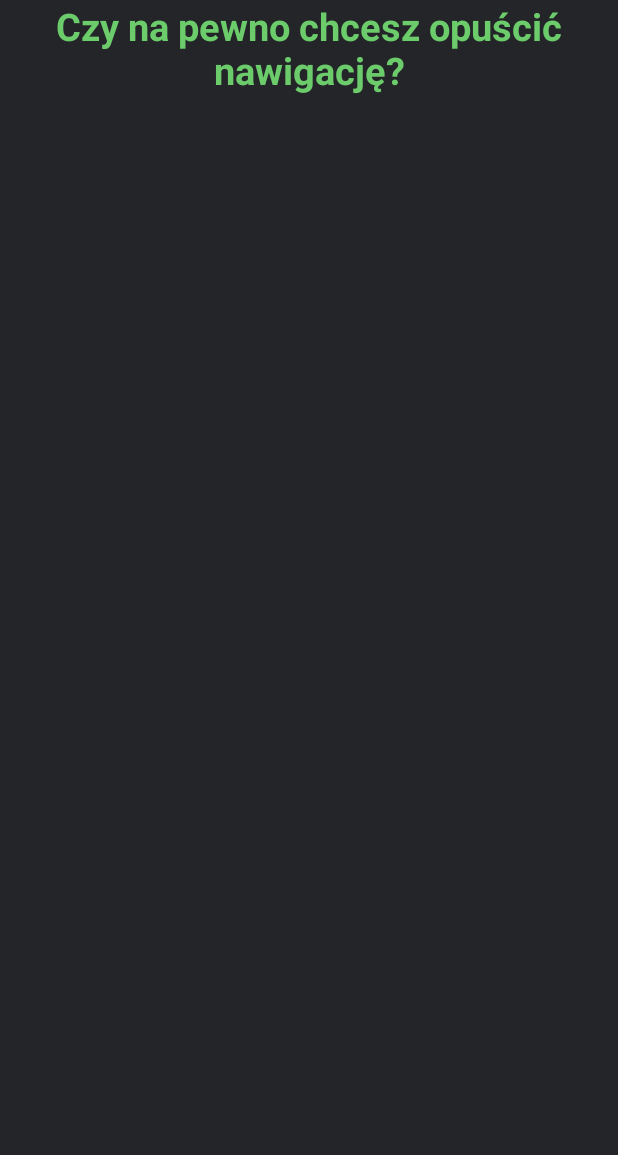
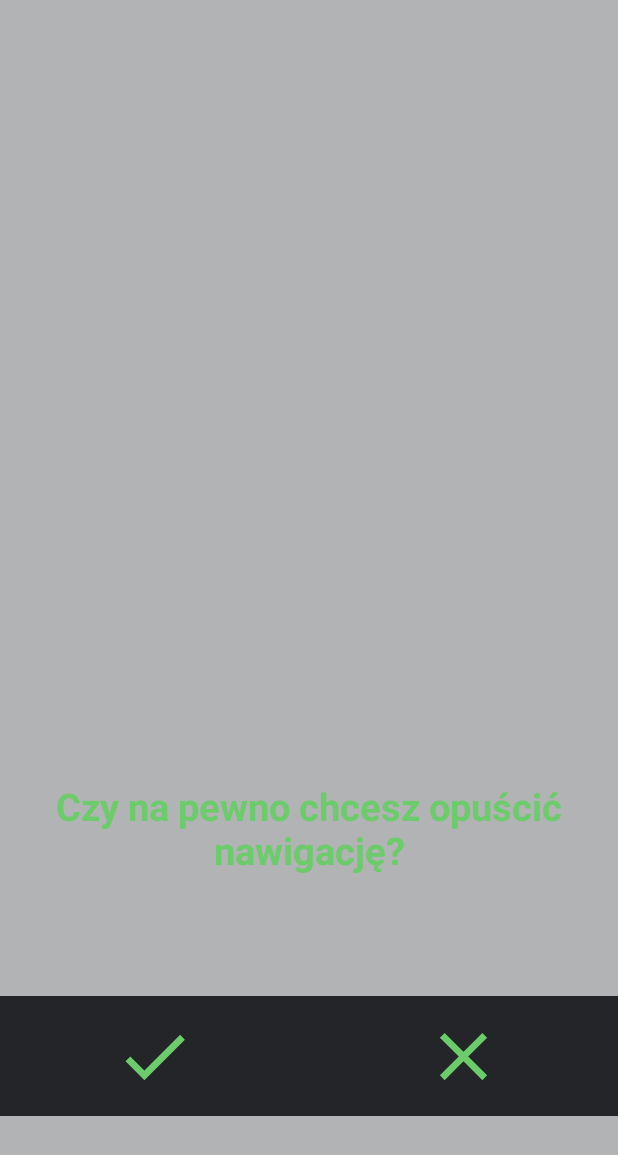
Before and after one commit to praskee/BlindSpot, an Android app: the layout dialog_exit_nav.xml on its own in the app's theme, with its tools: preview values and no code run, on a phone screen of 412 x 824 dp. Shown: the top 1155 px of the screen. Run offline under Robolectric (Android 15) with nearby library versions, the phone set to English and light mode, and no system bars.

Commit message:
last co mm i t

```diff
--- /dev/null
+++ b/app/src/main/res/drawable/ic_check_black_32dp.xml
@@ -0,0 +1,4 @@
+<vector android:height="32dp" android:viewportHeight="24.0"
+    android:viewportWidth="24.0" android:width="32dp" xmlns:android="http://schemas.android.com/apk/res/android">
+    <path android:fillColor="#6ccb6a" android:pathData="M9,16.17L4.83,12l-1.42,1.41L9,19 21,7l-1.41,-1.41z"/>
+</vector>
--- /dev/null
+++ b/app/src/main/res/drawable/ic_check_black_54dp.xml
@@ -0,0 +1,4 @@
+<vector android:height="54dp" android:viewportHeight="24.0"
+    android:viewportWidth="24.0" android:width="54dp" xmlns:android="http://schemas.android.com/apk/res/android">
+    <path android:fillColor="#6ccb6a" android:pathData="M9,16.17L4.83,12l-1.42,1.41L9,19 21,7l-1.41,-1.41z"/>
+</vector>
--- /dev/null
+++ b/app/src/main/res/drawable/ic_close_black_32dp.xml
@@ -0,0 +1,4 @@
+<vector android:height="32dp" android:viewportHeight="24.0"
+    android:viewportWidth="24.0" android:width="32dp" xmlns:android="http://schemas.android.com/apk/res/android">
+    <path android:fillColor="#6ccb6a" android:pathData="M19,6.41L17.59,5 12,10.59 6.41,5 5,6.41 10.59,12 5,17.59 6.41,19 12,13.41 17.59,19 19,17.59 13.41,12z"/>
+</vector>
--- /dev/null
+++ b/app/src/main/res/drawable/ic_close_black_54dp.xml
@@ -0,0 +1,4 @@
+<vector android:height="54dp" android:viewportHeight="24.0"
+    android:viewportWidth="24.0" android:width="54dp" xmlns:android="http://schemas.android.com/apk/res/android">
+    <path android:fillColor="#6ccb6a" android:pathData="M19,6.41L17.59,5 12,10.59 6.41,5 5,6.41 10.59,12 5,17.59 6.41,19 12,13.41 17.59,19 19,17.59 13.41,12z"/>
+</vector>
--- a/app/src/main/res/layout/dialog_exit_nav.xml
+++ b/app/src/main/res/layout/dialog_exit_nav.xml
@@ -1,18 +1,23 @@
 <?xml version="1.0" encoding="utf-8"?>
-<android.support.constraint.ConstraintLayout
+<LinearLayout
     xmlns:android="http://schemas.android.com/apk/res/android"
     xmlns:app="http://schemas.android.com/apk/res-auto"
     xmlns:tools="http://schemas.android.com/tools"
     android:layout_width="match_parent"
+    android:weightSum="100"
+    android:layout_marginLeft="0dp"
+    android:layout_marginRight="0dp"
     android:layout_height="match_parent">
 
     <LinearLayout
         android:layout_width="match_parent"
         android:layout_height="match_parent"
+        android:layout_weight="50"
         android:orientation="vertical"
-        android:background="@color/colorPrimary"
+        android:background="#55232529"
         tools:layout_editor_absoluteX="0dp"
-        tools:layout_editor_absoluteY="0dp">
+        tools:layout_editor_absoluteY="0dp"
+        android:gravity="bottom">
 
         <TextView
             android:id="@+id/textView"
@@ -28,6 +33,7 @@
             tools:layout_editor_absoluteY="29dp" />
 
         <LinearLayout
+            xmlns:app="http://schemas.android.com/apk/res-auto"
             android:id="@+id/linearLayout1"
             android:layout_width="match_parent"
             android:layout_height="80dp"
@@ -37,22 +43,27 @@
             android:layout_marginBottom="80dp"
             android:weightSum="100">
 
-            <!--<ImageButton-->
-                <!--android:id="@+id/imageButton"-->
-                <!--android:layout_width="0dp"-->
-                <!--android:layout_height="match_parent"-->
-                <!--android:layout_weight="50"-->
-                <!--android:background="@color/colorPrimary"-->
-                <!--app:srcCompat="@drawable/ic_confirm" />-->
+            <ImageButton
+                android:id="@+id/confirmExitButton1"
+                android:layout_width="0dp"
+                android:layout_height="match_parent"
+                android:layout_weight="50"
+                android:background="@color/colorPrimary"
+                app:srcCompat="@drawable/ic_check_black_54dp"
+                android:contentDescription="OK BUTTON"
+                tools:ignore="VectorDrawableCompat" />
 
-            <!--<ImageButton-->
-                <!--android:id="@+id/imageButton2"-->
-                <!--android:layout_width="0dp"-->
-                <!--android:layout_height="match_parent"-->
-                <!--android:layout_weight="50"-->
-                <!--android:background="@color/colorPrimary"-->
-                <!--app:srcCompat="@drawable/ic_reject" />-->
+            <ImageButton
+                android:id="@+id/declineExitButton2"
+                android:layout_width="0dp"
+                android:layout_height="match_parent"
+                android:layout_weight="50"
+                android:background="@color/colorPrimary"
+                app:srcCompat="@drawable/ic_close_black_54dp"
+                android:contentDescription="NO BUTTON"
+                tools:ignore="VectorDrawableCompat"
+                />
 
         </LinearLayout>
     </LinearLayout>
-</android.support.constraint.ConstraintLayout>
+</LinearLayout>
```
Also changed, not shown: app/src/main/java/com/winthishackathon/xd/blindspot/indoorwayMapPackage/IndoorwayMapActivity.java (+35 -13 lines), app/src/main/res/layout/activity_indoorway_map.xml (+75 -4 lines).
